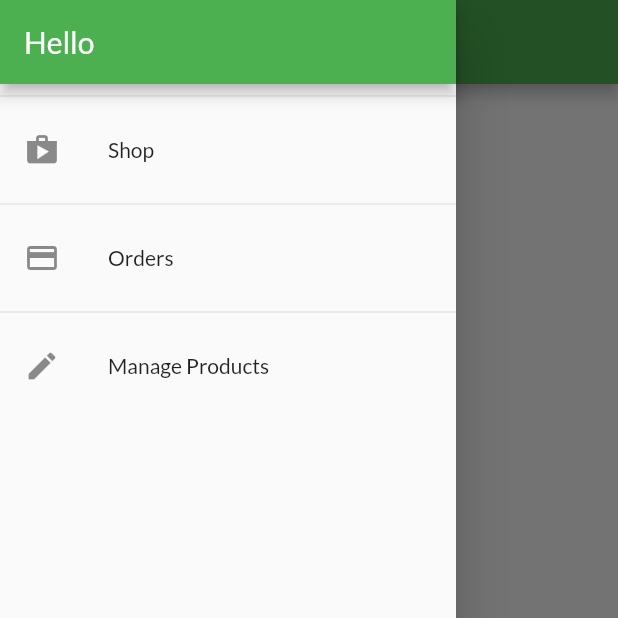
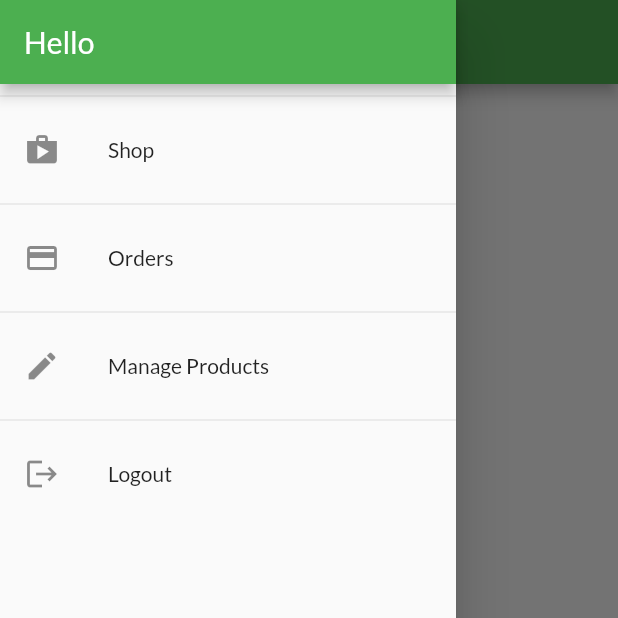
Before and after one commit to Hamza405/shop_app, a Flutter app: the OrdersScreen screen opened by its route, with the side drawer open, on a phone screen of 412 x 824 dp, the top half of it. Run offline on Flutter 3.47's test engine with Material 2 defaults, Android fonts, the phone set to English and light mode, and no system bars; network calls fail.

Commit message:
Added logout and calculate the expiry time for the users

```diff
--- a/lib/main.dart
+++ b/lib/main.dart
@@ -38,7 +38,7 @@ class MyApp extends StatelessWidget {
         ),
         ChangeNotifierProxyProvider<AuthProvider, Orderprovider>(
           update: (context, auth, previousOrderProvider) =>
-              Orderprovider(auth.token, []),
+              Orderprovider(auth.token, [],auth.userId),
         )
       ],
       child: Consumer<AuthProvider>(
--- a/lib/providers/order_provider.dart
+++ b/lib/providers/order_provider.dart
@@ -10,14 +10,15 @@ import 'package:http/http.dart' as http;
 class Orderprovider with ChangeNotifier{
     List<OrderModel> _orders = [];
     final String token;
-    Orderprovider(this.token,this._orders);
+    final String userId;
+    Orderprovider(this.token,this._orders,this.userId);
 
   List<OrderModel> get orders {
     return [..._orders];
   }
 
   Future<void> fetchOrders()async{
-    Uri url = Uri.parse('https://chat-room-2a579.firebaseio.com/orders.json?auth=$token');
+    Uri url = Uri.parse('https://chat-room-2a579.firebaseio.com/orders/$userId.json?auth=$token');
     try{
     final response = await http.get(url);
     if(response.statusCode >= 400){
@@ -44,7 +45,7 @@ class Orderprovider with ChangeNotifier{
   }
 
   Future<void> addOrder(List<CartModel> cartProducts, double total) async {
-    Uri url = Uri.parse('https://chat-room-2a579.firebaseio.com/orders.json?auth=$token');
+    Uri url = Uri.parse('https://chat-room-2a579.firebaseio.com/orders/$userId.json?auth=$token');
     final timeStamp = DateTime.now();
     try{
     final response = await http.post(url,body:json.encode({
--- a/lib/screens/order_screen.dart
+++ b/lib/screens/order_screen.dart
@@ -25,6 +25,9 @@ class OrdersScreen extends StatelessWidget {
                 if(dataSnapShot.error !=null){
                   return Center(child:Text('Something wrong try agin!'));
                 }
+                if(dataSnapShot.hasData==null){
+            return Center(child: Text('You dont have any orders!'),);
+          }
               return Consumer<Orderprovider>(builder: (ctx,orderData,child)=> ListView.builder(
                 itemCount: orderData.orders.length,
                 itemBuilder: (ctx, i) => OrderItem(orderData.orders[i]),
--- a/lib/screens/overview_screen.dart
+++ b/lib/screens/overview_screen.dart
@@ -96,7 +96,7 @@ class _OverviewScreenState extends State<OverviewScreen> {
         ],
       ),
       body:FutureBuilder(
-        future: Provider.of<ProductsProvider>(context,listen:false).fetchProducts(),
+        future: Provider.of<ProductsProvider>(context,listen:false).fetchProducts(false),
         builder: (ctx,dataSnapShot){
           if(dataSnapShot.connectionState == ConnectionState.waiting){
             return Center(child:CircularProgressIndicator());
@@ -104,6 +104,7 @@ class _OverviewScreenState extends State<OverviewScreen> {
           if(dataSnapShot.error !=null){
             return Center(child:Text('Something wrong!'));
           }
+
           return Consumer<ProductsProvider>(
           builder: (ctx,productsData,child)=>MyGridView(_showFavorite),
         );
--- a/lib/widgets/app_drawer.dart
+++ b/lib/widgets/app_drawer.dart
@@ -1,7 +1,10 @@
 import 'package:flutter/material.dart';
 import 'package:flutter/widgets.dart';
+import 'package:max_cours_shop_app/providers/auth_provider.dart';
+import 'package:max_cours_shop_app/screens/4.1%20auth_screen.dart';
 import 'package:max_cours_shop_app/screens/order_screen.dart';
 import 'package:max_cours_shop_app/screens/user_producr_screen.dart';
+import 'package:provider/provider.dart';
 
 class AppDrawer extends StatelessWidget{
   @override
@@ -27,6 +30,16 @@ class AppDrawer extends StatelessWidget{
             leading: Icon(Icons.edit),
             title: Text('Manage Products'),
             onTap: () => Navigator.of(context).pushReplacementNamed(UserProductsScreen.routeName),
+          ),
+          Divider(),
+          ListTile(
+            leading: Icon(Icons.logout),
+            title: Text('Logout'),
+            onTap: () {
+              // Navigator.of(context).pop();
+              Provider.of<AuthProvider>(context,listen: false).logout();
+              Navigator.of(context).pushReplacementNamed(AuthScreen.routeName);
+            },
           )
         ],
       ),
```
Also changed, not shown: lib/providers/auth_provider.dart (+35 -11 lines), lib/providers/products_provider.dart (+4 -3 lines), lib/screens/user_producr_screen.dart (+17 -18 lines).
